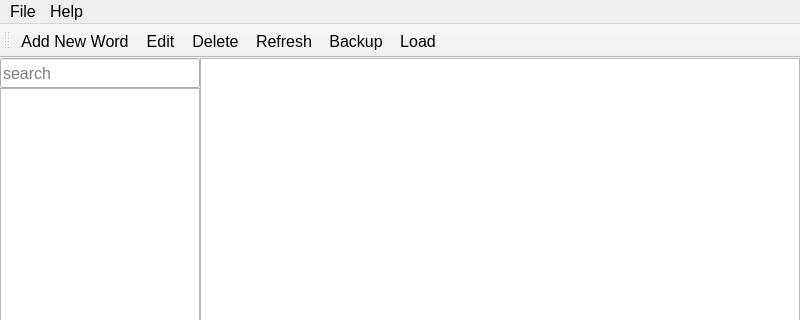
This is ui/gransoft_dictionary.ui in danielafriyie/gransoft_dictionary as Qt 5 draws it before an edit; both pictures show x 0 to 800 and y 0 to 320 of the 800 by 600 pixel window. The edited form follows.
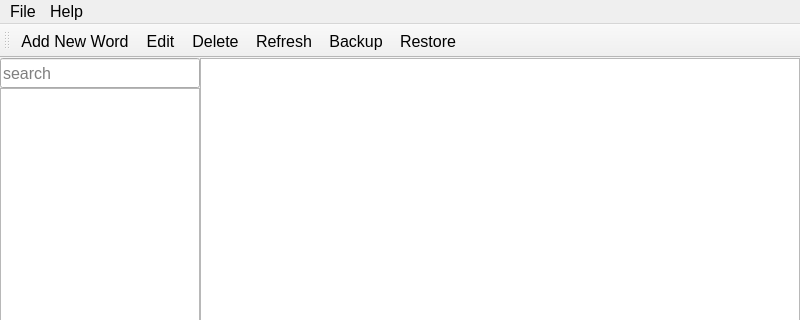
This is the edited form. Icons and pictures are not drawn.

Commit message: added backup and restore feature

What changed in the file:
```diff
--- a/ui/gransoft_dictionary.ui
+++ b/ui/gransoft_dictionary.ui
@@ -289,7 +289,7 @@
      <normaloff>:/icons/images/load.png</normaloff>:/icons/images/load.png</iconset>
    </property>
    <property name="text">
-    <string>Load</string>
+    <string>Restore</string>
    </property>
   </action>
  </widget>
```
The commit also changes 1 other file.
